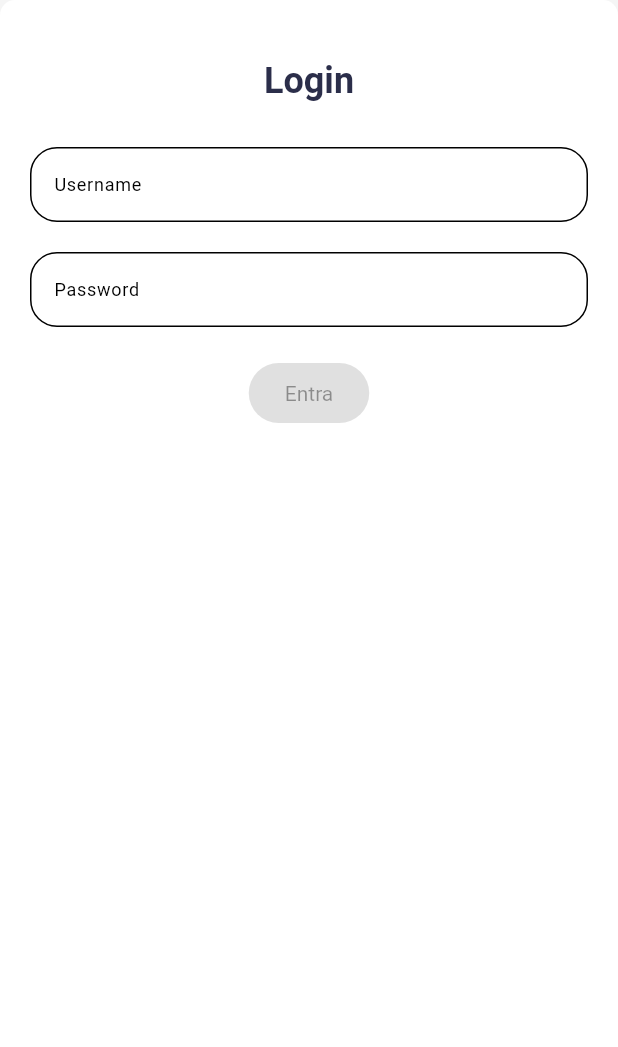
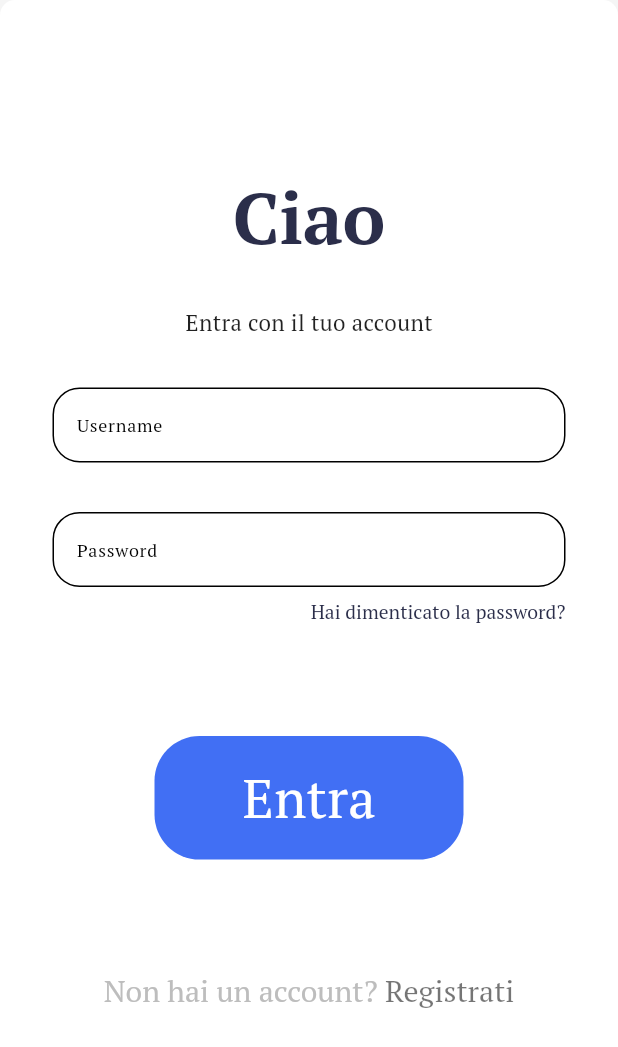
Before and after one commit to nio74/au79_web, a Flutter app: the screen it shows after launch, on a phone screen of 412 x 824 dp. Shown: the top 1047 px of the screen. Run offline on Flutter 3.47's test engine with Material 2 defaults, Android fonts, the light colour scheme and no system bars; our stand-ins replace bloc, cloud_firestore, equatable, firebase_core, flutter_bloc, get; missing offline and left inert: easy_autocomplete, mysql1; accounts and stored records are empty; Roboto replaces fonts that are missing (Futura).

Commit message:
casa0310mattino

```diff
--- a/lib/main.dart
+++ b/lib/main.dart
@@ -12,14 +12,20 @@ import 'package:flutter/material.dart';
 import 'package:flutter_bloc/flutter_bloc.dart';
 import 'package:get/get_navigation/src/root/get_material_app.dart';
 import 'firebase_options.dart';
+/*
 
+---------------------------------------
+I have deactivate firebase
+---------------------------------------
 Future main() async {
   WidgetsFlutterBinding.ensureInitialized();
 
   //Firebase cli method https://firebase.flutter.dev/docs/cli/
 
   await Firebase.initializeApp(options: DefaultFirebaseOptions.currentPlatform);
+*/
 
+main() {
   runApp(MultiBlocProvider(providers: [
     BlocProvider(
         create: (_) => RepairBloc(repairRepository: RepairRepository())),
--- a/lib/page/log_in.dart
+++ b/lib/page/log_in.dart
@@ -1,5 +1,9 @@
+import 'package:au79_web/page/sign_up.dart';
 import 'package:au79_web/widgets/custom_text_form_field.dart';
+import 'package:flutter/gestures.dart';
 import 'package:flutter/material.dart';
+import 'package:get/get_navigation/get_navigation.dart';
+import 'package:get/instance_manager.dart';
 
 class LoginPage extends StatefulWidget {
   LoginPage({Key? key}) : super(key: key);
@@ -367,21 +371,22 @@ class WideLayout extends StatefulWidget {
 class _WideLayoutState extends State<WideLayout> {
   @override
   Widget build(BuildContext context) {
+    double w = MediaQuery.of(context).size.width;
+    double h = MediaQuery.of(context).size.height;
+
     return Container(
       decoration: const BoxDecoration(
           image: DecorationImage(
               image: AssetImage('assets/images/93252.jpg'), fit: BoxFit.cover)),
       child: Row(
         children: [
-          Expanded(
+          const Expanded(
             flex: 3,
-            child: Container(
-              child: const Text(
+            child: Text(
               'Au79Repairs',
               style: TextStyle(
                   color: Colors.cyan, fontFamily: 'PT Serif', fontSize: 80),
               textAlign: TextAlign.right,
-              ),
             ),
           ),
           Expanded(
@@ -403,35 +408,75 @@ class _WideLayoutState extends State<WideLayout> {
                 child: Padding(
                   padding: const EdgeInsets.all(20.0),
                   child: Column(children: [
-                    const SizedBox(
-                      height: 20,
+                    SizedBox(
+                      height: h * 0.1,
                     ),
-                    Text('Login', style: Theme.of(context).textTheme.headline2),
-                    const SizedBox(
-                      height: 30,
+                    Text('Ciao', style: Theme.of(context).textTheme.headline1),
+                    SizedBox(
+                      height: h * 0.04,
+                    ),
+                    const Text('Entra con il tuo account',
+                        style: TextStyle(
+                            fontFamily: 'PT Serif',
+                            fontSize: 15,
+                            color: Colors.black87)),
+                    SizedBox(
+                      height: h * 0.04,
                     ),
                     const CustomTextFormField(txtLable: 'Username'),
-                    const SizedBox(
-                      height: 20,
+                    SizedBox(
+                      height: h * 0.04,
                     ),
                     const CustomTextFormField(txtLable: 'Password'),
-                    const SizedBox(
-                      height: 20,
+                    SizedBox(
+                      height: h * 0.01,
                     ),
                     Row(
                       children: [
                         Expanded(child: Container()),
-                        Padding(
-                          padding: const EdgeInsets.only(right: 5),
-                          child: Text('Hai dimenticato la password?',
+                        Text('Hai dimenticato la password?',
                             style: Theme.of(context).textTheme.headline6),
-                        ),
                       ],
                     ),
-                    const SizedBox(
-                      height: 30,
+                    SizedBox(
+                      height: h * 0.09,
                     ),
-                    const ElevatedButton(onPressed: null, child: Text('Entra'))
+                    Container(
+                      width: w * 0.5,
+                      height: h * 0.1,
+                      decoration: BoxDecoration(
+                          borderRadius: BorderRadius.circular(30),
+                          color: Theme.of(context).primaryColor),
+                      child: const Center(
+                        child: Text(
+                          'Entra',
+                          style: TextStyle(
+                              fontSize: 36,
+                              fontFamily: 'PT Serif',
+                              color: Colors.white),
+                        ),
+                      ),
+                    ),
+                    SizedBox(
+                      height: h * 0.09,
+                    ),
+                    RichText(
+                        text: TextSpan(
+                            text: 'Non hai un account?',
+                            style: TextStyle(
+                                color: Colors.grey.shade400,
+                                fontFamily: 'PT Serif',
+                                fontSize: 20),
+                            children: [
+                          TextSpan(
+                              text: ' Registrati',
+                              recognizer: TapGestureRecognizer()
+                                ..onTap = () => Get.to(() => const SignUp()),
+                              style: const TextStyle(
+                                  color: Colors.black54,
+                                  fontFamily: 'PT Serif',
+                                  fontSize: 20)),
+                        ]))
                   ]),
                 ),
               ),
@@ -453,7 +498,23 @@ class NarrowLayout extends StatefulWidget {
 class _NarrowLayoutState extends State<NarrowLayout> {
   @override
   Widget build(BuildContext context) {
+    double w = MediaQuery.of(context).size.width;
+    double h = MediaQuery.of(context).size.height;
     return Container(
+        decoration: BoxDecoration(
+          borderRadius: BorderRadius.circular(10),
+          boxShadow: const [
+            BoxShadow(
+                color: Color.fromARGB(0, 0, 0, 25),
+                offset: Offset(0, 1),
+                blurRadius: 20)
+          ],
+          color: const Color.fromRGBO(255, 255, 255, 1),
+        ),
+        child: Padding(
+            padding: const EdgeInsets.all(15),
+            child: Container(
+              //constraints: const BoxConstraints(maxWidth: 400, maxHeight: 400),
               decoration: BoxDecoration(
                 borderRadius: BorderRadius.circular(10),
                 boxShadow: const [
@@ -467,24 +528,77 @@ class _NarrowLayoutState extends State<NarrowLayout> {
               child: Padding(
                 padding: const EdgeInsets.all(20.0),
                 child: Column(children: [
-          const SizedBox(
-            height: 20,
+                  SizedBox(
+                    height: h * 0.1,
                   ),
-          Text('Login', style: Theme.of(context).textTheme.headline2),
-          const SizedBox(
-            height: 30,
+                  Text('Ciao', style: Theme.of(context).textTheme.headline1),
+                  SizedBox(
+                    height: h * 0.04,
+                  ),
+                  const Text('Entra con il tuo account',
+                      style: TextStyle(
+                          fontFamily: 'PT Serif',
+                          fontSize: 15,
+                          color: Colors.black87)),
+                  SizedBox(
+                    height: h * 0.04,
                   ),
                   const CustomTextFormField(txtLable: 'Username'),
-          const SizedBox(
-            height: 20,
+                  SizedBox(
+                    height: h * 0.04,
                   ),
                   const CustomTextFormField(txtLable: 'Password'),
-          const SizedBox(
-            height: 20,
+                  SizedBox(
+                    height: h * 0.01,
                   ),
-          const ElevatedButton(onPressed: null, child: Text('Entra'))
+                  Row(
+                    children: [
+                      Expanded(child: Container()),
+                      Text('Hai dimenticato la password?',
+                          style: Theme.of(context).textTheme.headline6),
+                    ],
+                  ),
+                  SizedBox(
+                    height: h * 0.09,
+                  ),
+                  Container(
+                    width: w * 0.5,
+                    height: h * 0.1,
+                    decoration: BoxDecoration(
+                        borderRadius: BorderRadius.circular(30),
+                        color: Theme.of(context).primaryColor),
+                    child: const Center(
+                      child: Text(
+                        'Entra',
+                        style: TextStyle(
+                            fontSize: 36,
+                            fontFamily: 'PT Serif',
+                            color: Colors.white),
+                      ),
+                    ),
+                  ),
+                  SizedBox(
+                    height: h * 0.09,
+                  ),
+                  RichText(
+                      text: TextSpan(
+                          text: 'Non hai un account?',
+                          style: TextStyle(
+                              color: Colors.grey.shade400,
+                              fontFamily: 'PT Serif',
+                              fontSize: 20),
+                          children: [
+                        TextSpan(
+                            text: ' Registrati',
+                            recognizer: TapGestureRecognizer()
+                              ..onTap = () => Get.to(() => const SignUp()),
+                            style: const TextStyle(
+                                color: Colors.black54,
+                                fontFamily: 'PT Serif',
+                                fontSize: 20)),
+                      ]))
                 ]),
               ),
-    );
+            )));
   }
 }
--- /dev/null
+++ b/lib/repository/myql_user_repository.dart
@@ -0,0 +1,3 @@
+import 'package:mysql1/mysql1.dart';
+
+class MysqlUserrepository {}
--- a/lib/themes/light_theme.dart
+++ b/lib/themes/light_theme.dart
@@ -9,7 +9,7 @@ var lightThemeData = ThemeData(
   colorScheme: const ColorScheme.light(
       primary: Color(0xff416ff4), secondary: Color(0xFFe84545)),
   backgroundColor: const Color(0xFFFFFFFF),
-  fontFamily: 'Futura',
+  fontFamily: 'PT Serif',
 
   elevatedButtonTheme: ElevatedButtonThemeData(
     style: ElevatedButton.styleFrom(
@@ -23,7 +23,7 @@ var lightThemeData = ThemeData(
     headline1: TextStyle(
       color: Color(0xFF2b2e4a),
       fontWeight: FontWeight.bold,
-      fontSize: 36,
+      fontSize: 48,
     ),
     headline2: TextStyle(
       color: Color(0xFF2b2e4a),
@@ -48,7 +48,7 @@ var lightThemeData = ThemeData(
     headline6: TextStyle(
       color: Color(0xFF2b2e4a),
       fontWeight: FontWeight.normal,
-      fontSize: 14,
+      fontSize: 13,
     ),
     bodyText1: TextStyle(
       color: Color(0xFF2b2e4a),
--- a/pubspec.yaml
+++ b/pubspec.yaml
@@ -41,6 +41,7 @@ dependencies:
   get:
   firebase_auth: ^3.11.0
   firebase_core: ^1.24.0
+  mysql1: ^0.20.0
 
 
 dev_dependencies:
```
Also changed, not shown: lib/page/sign_up.dart (added, +258 -0 lines), pubspec.lock, 2 other files. Lines whose indentation alone changed are shown as unchanged.
